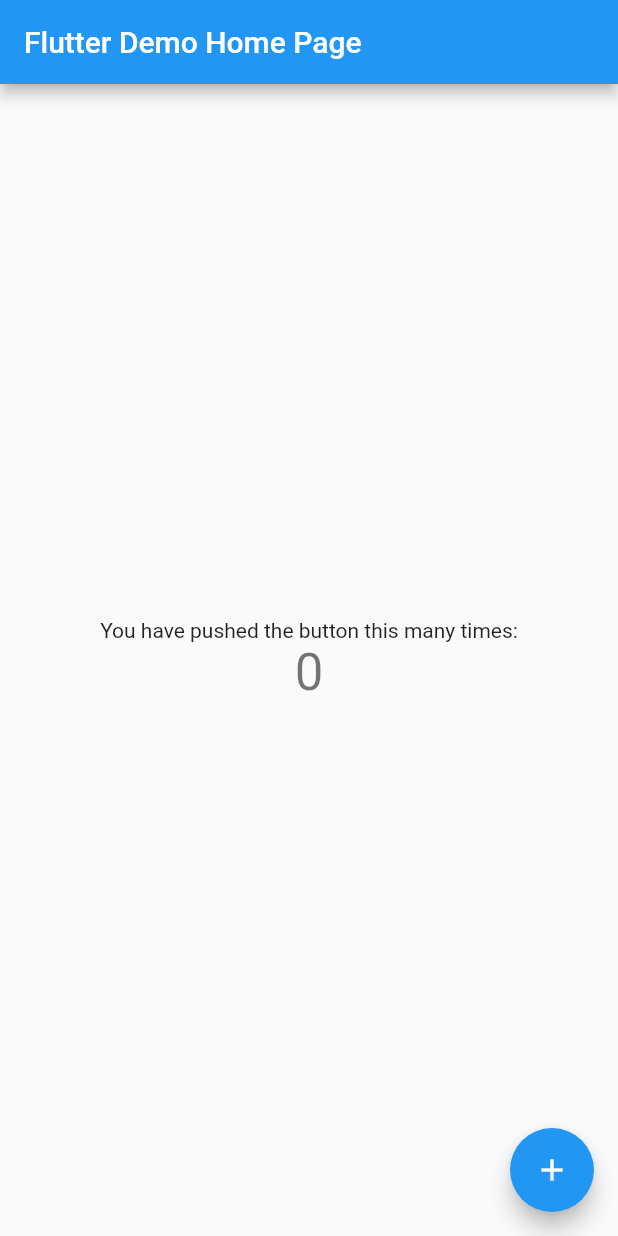
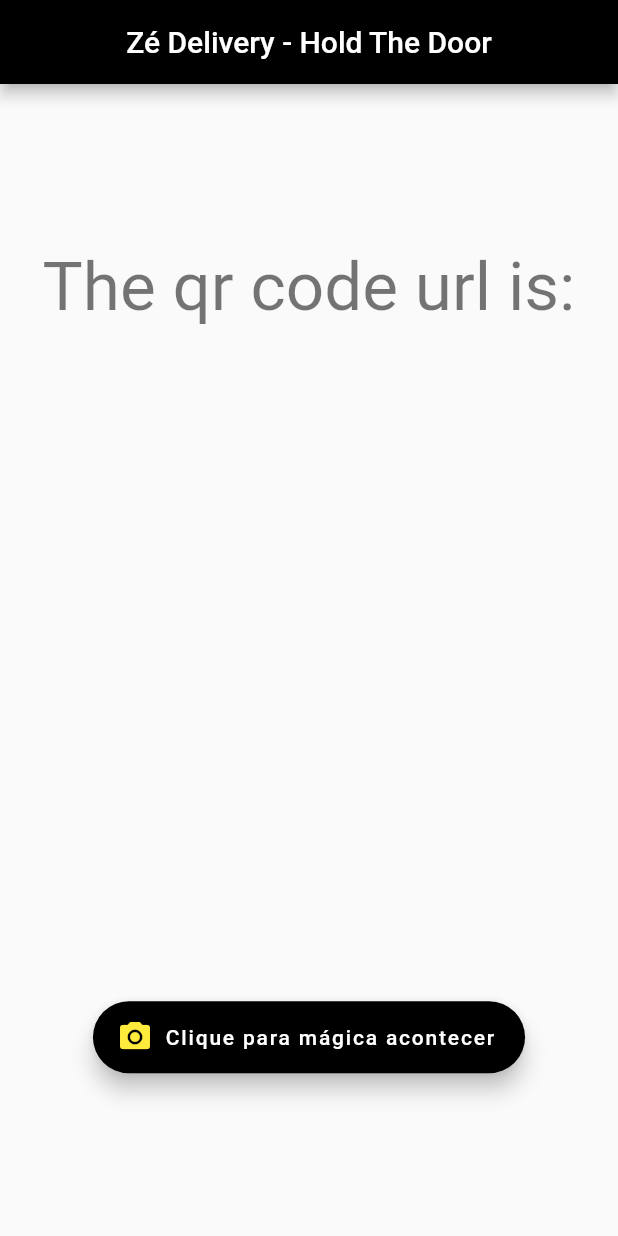
Before and after one commit to ZXVentures/ze-hodor, a Flutter app: the screen it shows after launch, on a phone screen of 412 x 824 dp. Run offline on Flutter 3.47's test engine with Material 2 defaults, Android fonts, the phone set to English and light mode, and no system bars; missing offline and left inert: barcode_scan.

Commit message:
Add scan qr code button

```diff
--- /dev/null
+++ b/lib/components/atoms/title-text.dart
@@ -0,0 +1,20 @@
+import 'package:flutter/foundation.dart';
+import 'package:flutter/material.dart';
+
+class TitleText extends StatelessWidget {
+  final String text;
+
+  TitleText({@required this.text});
+
+  @override
+  Widget build(BuildContext context) {
+    return Text(
+      '$text',
+      textDirection: TextDirection.ltr,
+      style: Theme
+          .of(context)
+          .textTheme
+          .headline3,
+    );
+  }
+}
--- /dev/null
+++ b/lib/components/molecules/qr-code-scanner.dart
@@ -0,0 +1,24 @@
+import 'package:flutter/foundation.dart';
+import 'package:flutter/material.dart';
+import 'package:barcode_scan/barcode_scan.dart';
+
+class QrCodeScanner extends StatelessWidget {
+  final Function(String) onScanFinished;
+
+  QrCodeScanner({@required this.onScanFinished});
+
+  Future _scanQR() async{
+    final result = await BarcodeScanner.scan();
+    onScanFinished(result.rawContent);
+  }
+
+  @override
+  Widget build(BuildContext context) {
+    return FloatingActionButton.extended(
+      onPressed: _scanQR,
+      backgroundColor: Colors.black,
+      label: Text('Clique para mágica acontecer'),
+      icon: Icon(Icons.camera_alt, color: Colors.yellow,),
+    );
+  }
+}
--- a/lib/main.dart
+++ b/lib/main.dart
@@ -1,117 +1,17 @@
 import 'package:flutter/material.dart';
+import 'package:zehodor/services/router/routes.dart';
 
 void main() {
-  runApp(MyApp());
+  runApp(App());
 }
 
-class MyApp extends StatelessWidget {
-  // This widget is the root of your application.
+class App extends StatelessWidget {
   @override
   Widget build(BuildContext context) {
     return MaterialApp(
-      title: 'Flutter Demo',
-      theme: ThemeData(
-        // This is the theme of your application.
-        //
-        // Try running your application with "flutter run". You'll see the
-        // application has a blue toolbar. Then, without quitting the app, try
-        // changing the primarySwatch below to Colors.green and then invoke
-        // "hot reload" (press "r" in the console where you ran "flutter run",
-        // or simply save your changes to "hot reload" in a Flutter IDE).
-        // Notice that the counter didn't reset back to zero; the application
-        // is not restarted.
-        primarySwatch: Colors.blue,
-        // This makes the visual density adapt to the platform that you run
-        // the app on. For desktop platforms, the controls will be smaller and
-        // closer together (more dense) than on mobile platforms.
-        visualDensity: VisualDensity.adaptivePlatformDensity,
-      ),
-      home: MyHomePage(title: 'Flutter Demo Home Page'),
+      routes: routes,
+      initialRoute: '/',
+      title: 'Zé Delivery - Hold The Door',
     );
   }
 }
-
-class MyHomePage extends StatefulWidget {
-  MyHomePage({Key key, this.title}) : super(key: key);
-
-  // This widget is the home page of your application. It is stateful, meaning
-  // that it has a State object (defined below) that contains fields that affect
-  // how it looks.
-
-  // This class is the configuration for the state. It holds the values (in this
-  // case the title) provided by the parent (in this case the App widget) and
-  // used by the build method of the State. Fields in a Widget subclass are
-  // always marked "final".
-
-  final String title;
-
-  @override
-  _MyHomePageState createState() => _MyHomePageState();
-}
-
-class _MyHomePageState extends State<MyHomePage> {
-  int _counter = 0;
-
-  void _incrementCounter() {
-    setState(() {
-      // This call to setState tells the Flutter framework that something has
-      // changed in this State, which causes it to rerun the build method below
-      // so that the display can reflect the updated values. If we changed
-      // _counter without calling setState(), then the build method would not be
-      // called again, and so nothing would appear to happen.
-      _counter++;
-    });
-  }
-
-  @override
-  Widget build(BuildContext context) {
-    // This method is rerun every time setState is called, for instance as done
-    // by the _incrementCounter method above.
-    //
-    // The Flutter framework has been optimized to make rerunning build methods
-    // fast, so that you can just rebuild anything that needs updating rather
-    // than having to individually change instances of widgets.
-    return Scaffold(
-      appBar: AppBar(
-        // Here we take the value from the MyHomePage object that was created by
-        // the App.build method, and use it to set our appbar title.
-        title: Text(widget.title),
-      ),
-      body: Center(
-        // Center is a layout widget. It takes a single child and positions it
-        // in the middle of the parent.
-        child: Column(
-          // Column is also a layout widget. It takes a list of children and
-          // arranges them vertically. By default, it sizes itself to fit its
-          // children horizontally, and tries to be as tall as its parent.
-          //
-          // Invoke "debug painting" (press "p" in the console, choose the
-          // "Toggle Debug Paint" action from the Flutter Inspector in Android
-          // Studio, or the "Toggle Debug Paint" command in Visual Studio Code)
-          // to see the wireframe for each widget.
-          //
-          // Column has various properties to control how it sizes itself and
-          // how it positions its children. Here we use mainAxisAlignment to
-          // center the children vertically; the main axis here is the vertical
-          // axis because Columns are vertical (the cross axis would be
-          // horizontal).
-          mainAxisAlignment: MainAxisAlignment.center,
-          children: <Widget>[
-            Text(
-              'You have pushed the button this many times:',
-            ),
-            Text(
-              '$_counter',
-              style: Theme.of(context).textTheme.headline4,
-            ),
-          ],
-        ),
-      ),
-      floatingActionButton: FloatingActionButton(
-        onPressed: _incrementCounter,
-        tooltip: 'Increment',
-        child: Icon(Icons.add),
-      ), // This trailing comma makes auto-formatting nicer for build methods.
-    );
-  }
-}
--- /dev/null
+++ b/lib/sceens/welcome.dart
@@ -0,0 +1,59 @@
+import 'package:flutter/material.dart';
+import 'package:zehodor/components/atoms/title-text.dart';
+import 'package:zehodor/components/molecules/qr-code-scanner.dart';
+
+class WelcomeScreen extends StatelessWidget {
+
+  @override
+  Widget build(BuildContext context) {
+    return MaterialApp(
+      title: 'Zé Delivery - Hold The Door',
+      theme: ThemeData(
+        primaryColor: Colors.black,
+        visualDensity: VisualDensity.adaptivePlatformDensity,
+      ),
+      home: Welcome(title: 'Zé Delivery - Hold The Door'),
+    );
+  }
+}
+
+class Welcome extends StatefulWidget {
+  Welcome({Key key, this.title}) : super(key: key);
+
+  final String title;
+
+  @override
+  _WelcomeState createState() => _WelcomeState();
+}
+
+class _WelcomeState extends State<Welcome> {
+  String _qrCodeUrl = '';
+
+  void _setQrCodeUrl(String url) {
+    setState(() {
+      _qrCodeUrl = url;
+    });
+  }
+
+  @override
+  Widget build(BuildContext context) {
+    return Scaffold(
+      appBar: AppBar(
+        centerTitle: true,
+        title: Text(widget.title),
+      ),
+      body: Center(
+        child: Column(
+          verticalDirection: VerticalDirection.down,
+          mainAxisAlignment: MainAxisAlignment.spaceAround,
+          children: <Widget>[
+            TitleText(text: 'The qr code url is:'),
+            Text('$_qrCodeUrl'),
+            QrCodeScanner(onScanFinished: _setQrCodeUrl)
+          ],
+        ),
+      ),
+      floatingActionButtonLocation: FloatingActionButtonLocation.centerDocked,
+    );
+  }
+}
--- /dev/null
+++ b/lib/services/router/routes.dart
@@ -0,0 +1,5 @@
+import 'package:zehodor/sceens/welcome.dart';
+
+final routes = {
+  '/': (context) => WelcomeScreen(),
+};
--- a/pubspec.yaml
+++ b/pubspec.yaml
@@ -28,6 +28,7 @@ dependencies:
   # The following adds the Cupertino Icons font to your application.
   # Use with the CupertinoIcons class for iOS style icons.
   cupertino_icons: ^0.1.3
+  barcode_scan: any
 
 dev_dependencies:
   flutter_test:
```
Also changed, not shown: pubspec.lock, 5 other files.
